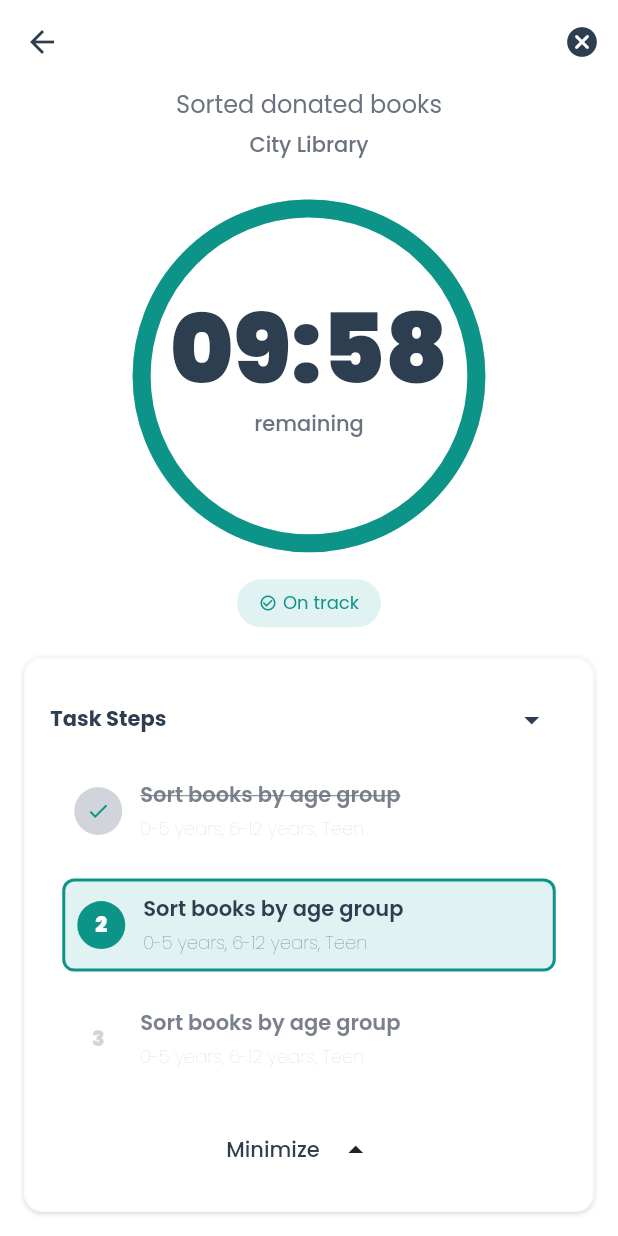
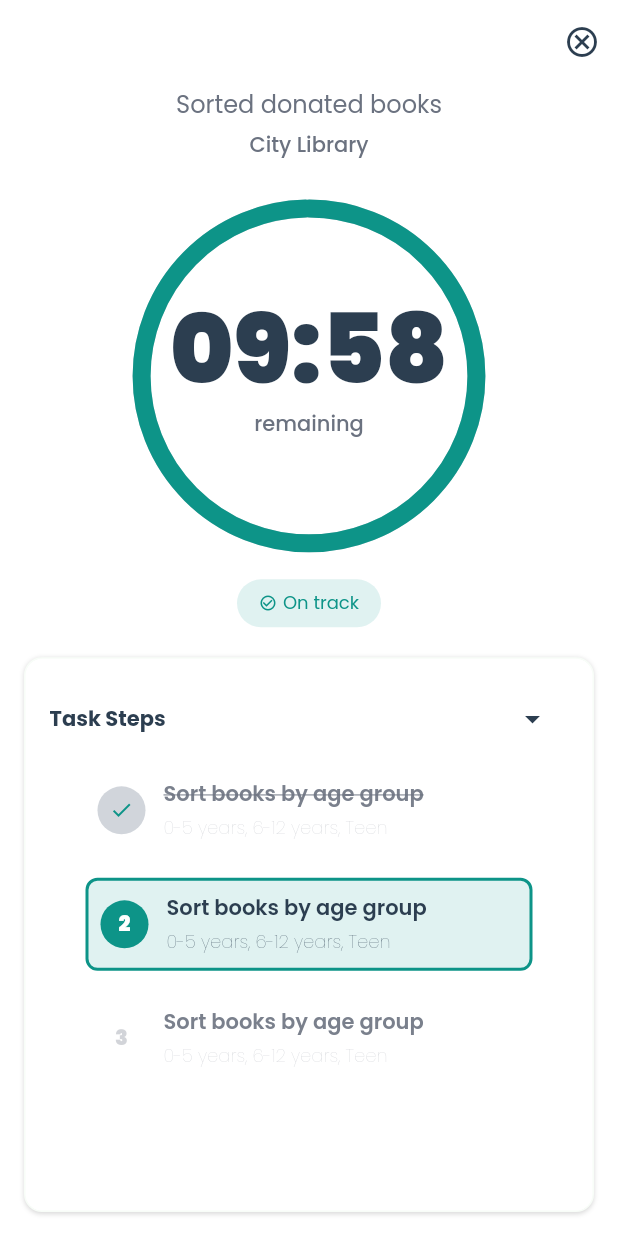
Before and after one commit to Qudrot/microdeed, a Flutter app: the TimerPage screen opened directly, on a phone screen of 412 x 824 dp. Run offline on Flutter 3.47's test engine with Material 3 defaults, Android fonts, the phone set to English and light mode, and no system bars; our stand-ins replace google_fonts.

```diff
--- a/lib/main.dart
+++ b/lib/main.dart
@@ -17,7 +17,7 @@
       title: 'Microdeed App',
       theme: dsTheme(),
       debugShowCheckedModeBanner: false,
-      home: const OpportunityPage(),
+      home: const TimerPage(),
     );
   }
 }
--- a/lib/pages/opportunity_page.dart
+++ /dev/null
@@ -1,30 +0,0 @@
-import 'package:flutter/material.dart';
-import 'package:microdeed/design_system/colors.dart';
-import 'package:microdeed/design_system/spacers.dart';
-import 'package:microdeed/design_system/styles.dart';
-
-class OpportunityPage extends StatelessWidget {
-  const OpportunityPage({super.key});
-
-  @override
-  Widget build(BuildContext context) {
-    return Scaffold(
-      body: ListView(
-        children: [
-          Container(
-            height: 200,
-            width: double.infinity,
-            child: Row(
-              children: [
-                Icon(Icons.location_city, color: DSColors.tealMain, size: Spacers.sm,),
-                Text("Surulere, Lagos", style: Styles.base,),
-                Icon(Icons.arrow_drop_up)
-              ],
-            ),
-
-          ),
-        ],
-      ),
-    );
-  }
-}
--- a/lib/pages/timer_page.dart
+++ b/lib/pages/timer_page.dart
@@ -7,8 +7,6 @@
 import 'package:microdeed/widgets/InfoBadge.dart';
 import 'package:microdeed/widgets/taskcard.dart';
 
-//const Color backgroundColor = Color(0xFFF8FDF8);
-
 class TimerPage extends StatefulWidget {
   const TimerPage({super.key});
 
@@ -17,7 +15,8 @@
 }
 
 class _TimerPageState extends State<TimerPage> {
-  final isActive = false;
+  bool _isTaskListExpanded = true;
+
   @override
   Widget build(BuildContext context) {
     return SafeArea(
@@ -29,7 +28,7 @@
           actions: [
             IconButton(
               onPressed: () {},
-              icon: const Icon(Icons.cancel_rounded),
+              icon: const Icon(Icons.cancel_outlined),
             ),
           ],
         ),
@@ -37,6 +36,7 @@
           child: Column(
             //crossAxisAlignment: CrossAxisAlignment.center,
             children: [
+              // Header info
               Text(
                 'Sorted donated books',
                 style: Styles.bodyRegular.copyWith(
@@ -59,17 +59,9 @@
               const SizedBox(height: Spacers.sm),
 
               // On track
-              Container(
-                alignment: Alignment.center,
-                //padding: EdgeInsets.all(16),
-                width: Spacers.x5l,
-                height: Spacers.xl,
-                decoration: BoxDecoration(
-                  color: DSColors.tealLight,
-                  borderRadius: BorderRadius.circular(Spacers.mmd),
-                ),
-
-                child: InfoBadge(),
+              InfoBadge(
+                fillColor: DSColors.tealLight,
+                itemColor: DSColors.tealMain,
               ),
 
               const SizedBox(height: Spacers.base),
@@ -83,7 +75,7 @@
                     color: DSColors.surface,
                     borderRadius: BorderRadius.circular(Spacers.sm),
                     boxShadow: DSShadows.card,
-                    border: Border.all(color: DSColors.background, width: 1.5),
+                    border: Border.all(color: DSColors.background, width: 1),
                   ),
 
                   child: Column(
@@ -97,7 +89,7 @@
                               fontWeight: FontWeight.bold,
                             ),
                           ),
-                          Spacer(),
+                          const Spacer(),
                           IconButton(
                             onPressed: () {},
                             icon: Icon(
@@ -108,10 +100,11 @@
                         ],
                       ),
 
-                      // Task card
+                      // Task list
                       Expanded(
-                        child: Column(
-                          children: [
+                        child: ListView(
+                          padding: EdgeInsets.symmetric(horizontal: Spacers.md),
+                          children: const [
                             TaskCard(
                               isActive: false,
                               isDone: true,
@@ -131,17 +124,19 @@
                         ),
                       ),
 
-                      // Minimize
-                      Row(
-                        mainAxisAlignment: MainAxisAlignment.center,
-                        children: [
-                          Text("Minimize", style: Styles.captionMedium),
-                          IconButton(
-                            onPressed: () {},
-                            icon: Icon(Icons.arrow_drop_up),
+                      // Minimize button
+                      if (!_isTaskListExpanded)
+                        TextButton(
+                          onPressed: () =>
+                              setState(() => _isTaskListExpanded = true),
+                          child: Row(
+                            mainAxisAlignment: MainAxisAlignment.center,
+                            children: [
+                              Text("Minimize", style: Styles.captionMedium),
+                              Icon(Icons.arrow_drop_up),
+                            ],
                           ),
-                        ],
-                      ),
+                        ),
                     ],
                   ),
                 ),
--- a/lib/widgets/InfoBadge.dart
+++ b/lib/widgets/InfoBadge.dart
@@ -1,33 +1,39 @@
 import 'package:flutter/material.dart';
-import 'package:microdeed/design_system/colors.dart';
 import 'package:microdeed/design_system/spacers.dart';
 import 'package:microdeed/design_system/styles.dart';
 
 class InfoBadge extends StatelessWidget {
   const InfoBadge({
     super.key,
+    required this.fillColor,
+    required this.itemColor,
   });
+
+  final Color itemColor;
+  final Color fillColor;
 
   @override
   Widget build(BuildContext context) {
-    return Row(
-      mainAxisAlignment: MainAxisAlignment.center,
-      children: [
-        Icon(
-          Icons.check_circle_outline,
-          color: DSColors.tealMain,
-          size: Spacers.sm,
-        ),
+    return Container(
+      alignment: Alignment.center,
+      //padding: EdgeInsets.all(16),
+      width: Spacers.x5l,
+      height: Spacers.xl,
+      decoration: BoxDecoration(
+        color: fillColor,
+        borderRadius: BorderRadius.circular(Spacers.mmd),
+      ),
 
-        const SizedBox(width: Spacers.base),
+      child: Row(
+        mainAxisAlignment: MainAxisAlignment.center,
+        children: [
+          Icon(Icons.check_circle_outline, color: itemColor, size: Spacers.sm),
 
-        Text(
-          "On track",
-          style: Styles.microSmall.copyWith(
-            color: DSColors.tealMain,
-          ),
-        ),
-      ],
+          const SizedBox(width: Spacers.base),
+
+          Text("On track", style: Styles.microSmall.copyWith(color: itemColor)),
+        ],
+      ),
     );
   }
 }
```
